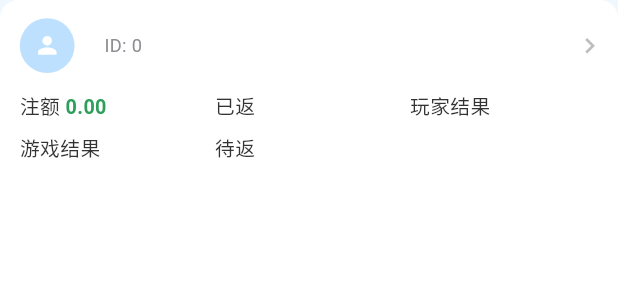
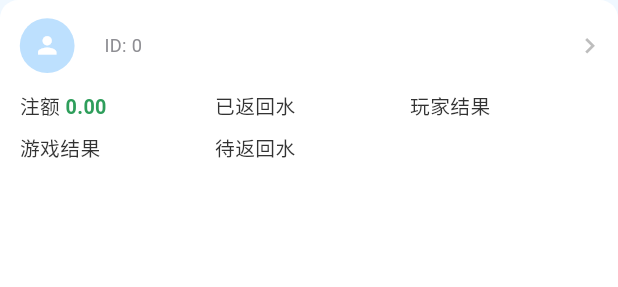
Before and after one commit to davenidaye-dotcom/flutter-market, a Flutter app: the _PlayerCard widget shown alone on an empty page, opened directly with empty values, on a phone screen of 412 x 824 dp. Shown: the top 287 px of the screen. Run offline on Flutter 3.47's test engine with Material 3 defaults, Android fonts, the phone set to English and light mode, and no system bars; our stand-ins replace dio, easy_refresh, flutter_easyloading, flutter_native_splash, flutter_riverpod, flutter_screenutil and 2 more; missing offline and left inert: encrypt; accounts and stored records are empty; network calls fail; statements that could not run were skipped.

Commit message:
房间内样式修改

```diff
--- a/lib/features/host/pages/reports/room_report_page.dart
+++ b/lib/features/host/pages/reports/room_report_page.dart
@@ -375,6 +375,9 @@ class _PlayerCard extends StatelessWidget {
     final returned = _n(['rebatePaid']);
     final pending = _n(['rebatePending']);
     final playerResult = _signed(['playerResult']);
+    final agent = row['isAgent'] == true || row['isAgent'] == 1 || row['isAgent'] == 'true';
+    final commPaid = _n(['commissionPaid']);
+    final commPending = _n(['commissionPending']);
 
     return Material(
       color: Colors.white,
@@ -434,9 +437,15 @@ class _PlayerCard extends StatelessWidget {
                     child: Column(
                       crossAxisAlignment: CrossAxisAlignment.start,
                       children: [
-                        _kv('已返', returned),
+                        _kv('已返回水', returned),
                         SizedBox(height: 8.h),
-                        _kv('待返', pending),
+                        _kv('待返回水', pending),
+                        if (agent) ...[
+                          SizedBox(height: 8.h),
+                          _kv('已返抽佣', commPaid),
+                          SizedBox(height: 8.h),
+                          _kv('待返抽佣', commPending),
+                        ],
                       ],
                     ),
                   ),
```
